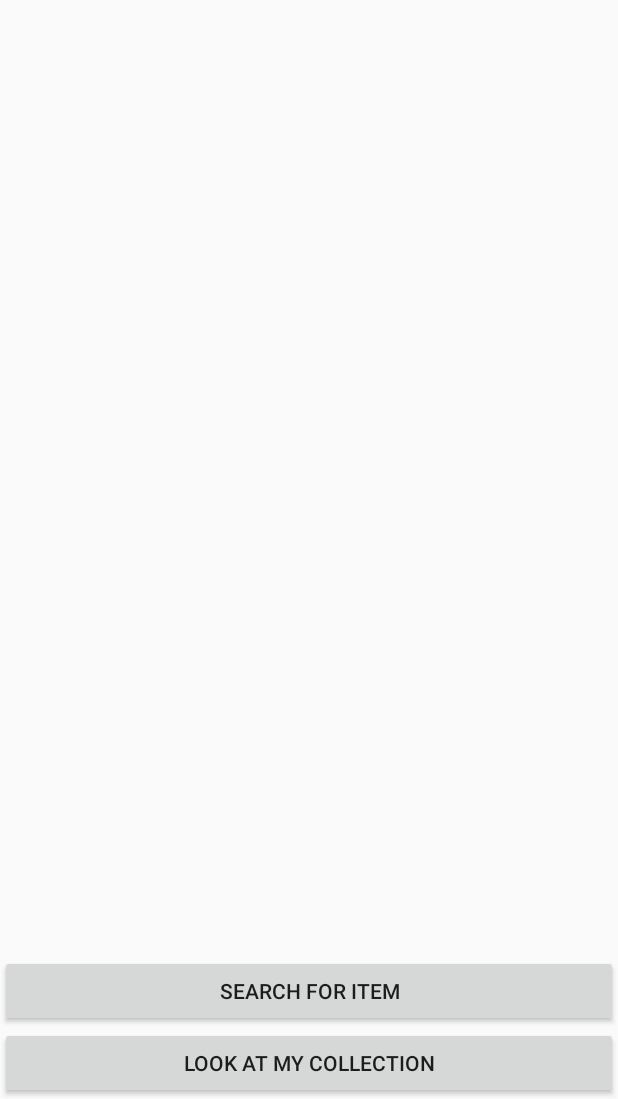
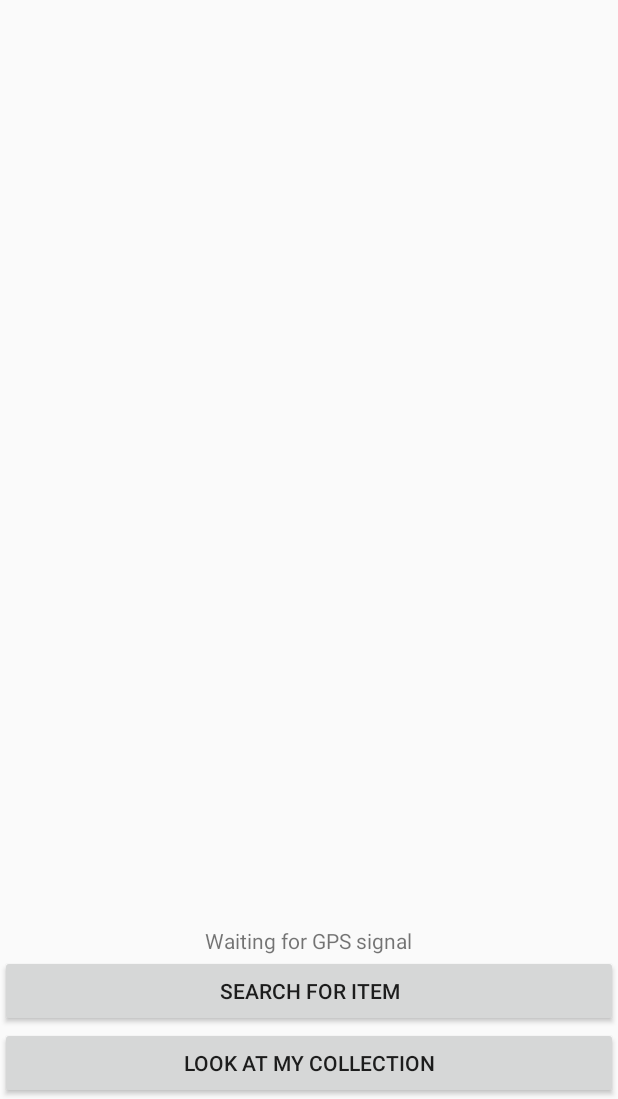
Before and after one commit to Huzzari/ScavengerHunt, an Android app: the screen it shows after launch (MapsActivity), on a phone screen of 412 x 824 dp, the part 137-1236 px from its top. Run offline under Robolectric (Android 15) with nearby library versions, the phone set to English and light mode, and no system bars.

Commit message:
Added feedback on position

```diff
--- a/app/src/main/res/layout/activity_maps.xml
+++ b/app/src/main/res/layout/activity_maps.xml
@@ -33,4 +33,12 @@ android:orientation="vertical"
         android:layout_centerHorizontal="true"
         android:onClick="itemSearch" />
 
+    <TextView
+        android:layout_width="wrap_content"
+        android:layout_height="wrap_content"
+        android:text="Waiting for GPS signal"
+        android:id="@+id/textView"
+        android:layout_above="@+id/button3"
+        android:layout_centerHorizontal="true" />
+
 </RelativeLayout>
```
Also changed, not shown: app/src/main/java/com/breg/scavengerhunt/MapsActivity.java (+71 -2 lines).
